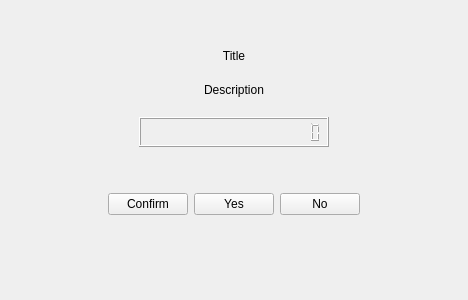
First picture: the form in alertwindow.ui, repository miracletech322/PersonalTaskScheduler, before the edit.
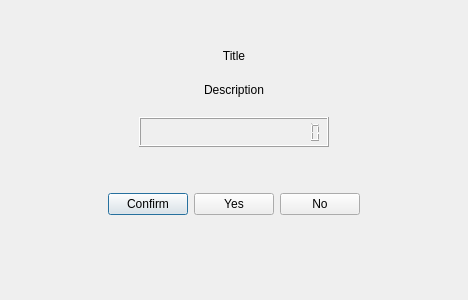
Second picture: the form after the edit.

What changed in the file:
```diff
--- a/alertwindow.ui
+++ b/alertwindow.ui
@@ -1,7 +1,7 @@
 <?xml version="1.0" encoding="UTF-8"?>
 <ui version="4.0">
  <class>AlertWindow</class>
- <widget class="QWidget" name="AlertWindow">
+ <widget class="QDialog" name="AlertWindow">
   <property name="geometry">
    <rect>
     <x>0</x>
```
